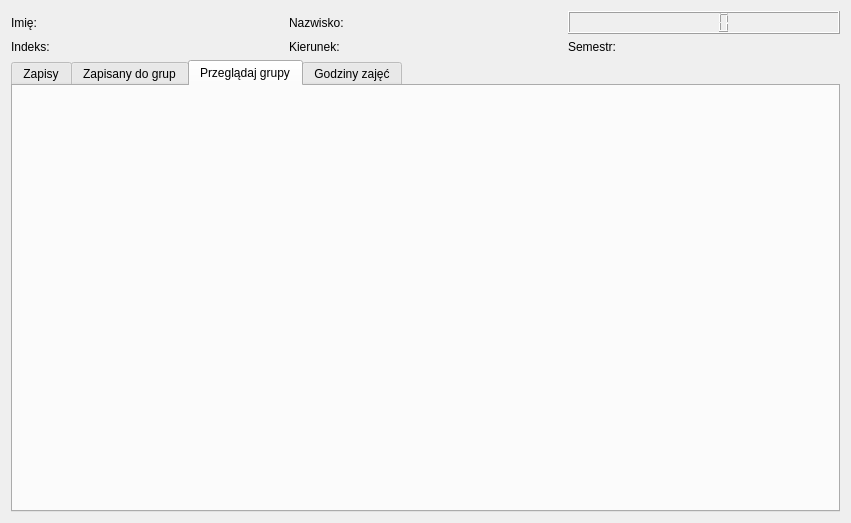
Before: the Qt Designer form qtdatabase/studentokno.ui in pmazurek300/QtDatabase, drawn with Qt 5.
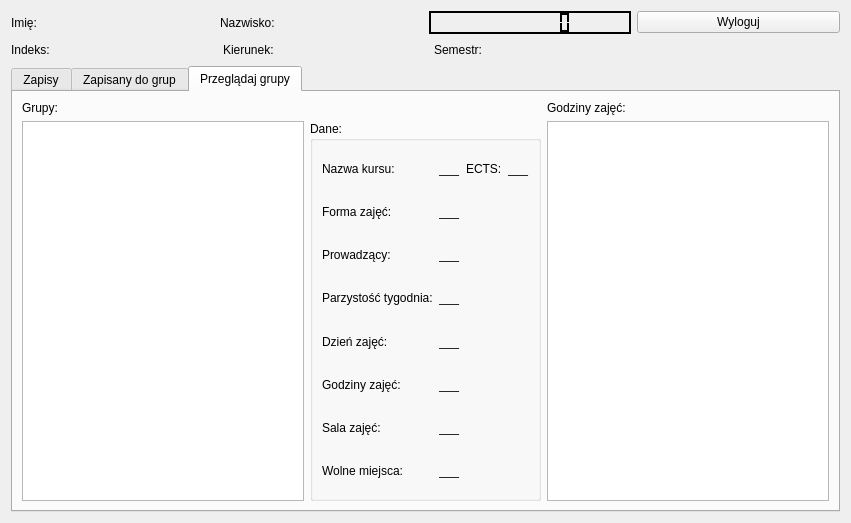
After: the same form once the commit is applied. The open tabs and pages were chosen to show the change.

```diff
--- a/qtdatabase/studentokno.ui
+++ b/qtdatabase/studentokno.ui
@@ -31,7 +31,463 @@
       </widget>
      </item>
      <item>
-      <widget class="QLCDNumber" name="zegar"/>
+      <widget class="QLCDNumber" name="zegar">
+       <property name="palette">
+        <palette>
+         <active>
+          <colorrole role="WindowText">
+           <brush brushstyle="SolidPattern">
+            <color alpha="255">
+             <red>255</red>
+             <green>255</green>
+             <blue>255</blue>
+            </color>
+           </brush>
+          </colorrole>
+          <colorrole role="Button">
+           <brush brushstyle="SolidPattern">
+            <color alpha="255">
+             <red>0</red>
+             <green>0</green>
+             <blue>0</blue>
+            </color>
+           </brush>
+          </colorrole>
+          <colorrole role="Light">
+           <brush brushstyle="SolidPattern">
+            <color alpha="255">
+             <red>0</red>
+             <green>0</green>
+             <blue>0</blue>
+            </color>
+           </brush>
+          </colorrole>
+          <colorrole role="Midlight">
+           <brush brushstyle="SolidPattern">
+            <color alpha="255">
+             <red>0</red>
+             <green>0</green>
+             <blue>0</blue>
+            </color>
+           </brush>
+          </colorrole>
+          <colorrole role="Dark">
+           <brush brushstyle="SolidPattern">
+            <color alpha="255">
+             <red>0</red>
+             <green>0</green>
+             <blue>0</blue>
+            </color>
+           </brush>
+          </colorrole>
+          <colorrole role="Mid">
+           <brush brushstyle="SolidPattern">
+            <color alpha="255">
+             <red>0</red>
+             <green>0</green>
+             <blue>0</blue>
+            </color>
+           </brush>
+          </colorrole>
+          <colorrole role="Text">
+           <brush brushstyle="SolidPattern">
+            <color alpha="255">
+             <red>255</red>
+             <green>255</green>
+             <blue>255</blue>
+            </color>
+           </brush>
+          </colorrole>
+          <colorrole role="BrightText">
+           <brush brushstyle="SolidPattern">
+            <color alpha="255">
+             <red>255</red>
+             <green>255</green>
+             <blue>255</blue>
+            </color>
+           </brush>
+          </colorrole>
+          <colorrole role="ButtonText">
+           <brush brushstyle="SolidPattern">
+            <color alpha="255">
+             <red>255</red>
+             <green>255</green>
+             <blue>255</blue>
+            </color>
+           </brush>
+          </colorrole>
+          <colorrole role="Base">
+           <brush brushstyle="SolidPattern">
+            <color alpha="255">
+             <red>0</red>
+             <green>0</green>
+             <blue>0</blue>
+            </color>
+           </brush>
+          </colorrole>
+          <colorrole role="Window">
+           <brush brushstyle="SolidPattern">
+            <color alpha="255">
+             <red>0</red>
+             <green>0</green>
+             <blue>0</blue>
+            </color>
+           </brush>
+          </colorrole>
+          <colorrole role="Shadow">
+           <brush brushstyle="SolidPattern">
+            <color alpha="255">
+             <red>0</red>
+             <green>0</green>
+             <blue>0</blue>
+            </color>
+           </brush>
+          </colorrole>
+          <colorrole role="AlternateBase">
+           <brush brushstyle="SolidPattern">
+            <color alpha="255">
+             <red>0</red>
+             <green>0</green>
+             <blue>0</blue>
+            </color>
+           </brush>
+          </colorrole>
+          <colorrole role="ToolTipBase">
+           <brush brushstyle="SolidPattern">
+            <color alpha="255">
+             <red>255</red>
+             <green>255</green>
+             <blue>220</blue>
+            </color>
+           </brush>
+          </colorrole>
+          <colorrole role="ToolTipText">
+           <brush brushstyle="SolidPattern">
+            <color alpha="255">
+             <red>0</red>
+             <green>0</green>
+             <blue>0</blue>
+            </color>
+           </brush>
+          </colorrole>
+          <colorrole role="PlaceholderText">
+           <brush brushstyle="SolidPattern">
+            <color alpha="128">
+             <red>255</red>
+             <green>255</green>
+             <blue>255</blue>
+            </color>
+           </brush>
+          </colorrole>
+         </active>
+         <inactive>
+          <colorrole role="WindowText">
+           <brush brushstyle="SolidPattern">
+            <color alpha="255">
+             <red>255</red>
+             <green>255</green>
+             <blue>255</blue>
+            </color>
+           </brush>
+          </colorrole>
+          <colorrole role="Button">
+           <brush brushstyle="SolidPattern">
+            <color alpha="255">
+             <red>0</red>
+             <green>0</green>
+             <blue>0</blue>
+            </color>
+           </brush>
+          </colorrole>
+          <colorrole role="Light">
+           <brush brushstyle="SolidPattern">
+            <color alpha="255">
+             <red>0</red>
+             <green>0</green>
+             <blue>0</blue>
+            </color>
+           </brush>
+          </colorrole>
+          <colorrole role="Midlight">
+           <brush brushstyle="SolidPattern">
+            <color alpha="255">
+             <red>0</red>
+             <green>0</green>
+             <blue>0</blue>
+            </color>
+           </brush>
+          </colorrole>
+          <colorrole role="Dark">
+           <brush brushstyle="SolidPattern">
+            <color alpha="255">
+             <red>0</red>
+             <green>0</green>
+             <blue>0</blue>
+            </color>
+           </brush>
+          </colorrole>
+          <colorrole role="Mid">
+           <brush brushstyle="SolidPattern">
+            <color alpha="255">
+             <red>0</red>
+             <green>0</green>
+             <blue>0</blue>
+            </color>
+           </brush>
+          </colorrole>
+          <colorrole role="Text">
+           <brush brushstyle="SolidPattern">
+            <color alpha="255">
+             <red>255</red>
+             <green>255</green>
+             <blue>255</blue>
+            </color>
+           </brush>
+          </colorrole>
+          <colorrole role="BrightText">
+           <brush brushstyle="SolidPattern">
+            <color alpha="255">
+             <red>255</red>
+             <green>255</green>
+             <blue>255</blue>
+            </color>
+           </brush>
+          </colorrole>
+          <colorrole role="ButtonText">
+           <brush brushstyle="SolidPattern">
+            <color alpha="255">
+             <red>255</red>
+             <green>255</green>
+             <blue>255</blue>
+            </color>
+           </brush>
+          </colorrole>
+          <colorrole role="Base">
+           <brush brushstyle="SolidPattern">
+            <color alpha="255">
+             <red>0</red>
+             <green>0</green>
+             <blue>0</blue>
+            </color>
+           </brush>
+          </colorrole>
+          <colorrole role="Window">
+           <brush brushstyle="SolidPattern">
+            <color alpha="255">
+             <red>0</red>
+             <green>0</green>
+             <blue>0</blue>
+            </color>
+           </brush>
+          </colorrole>
+          <colorrole role="Shadow">
+           <brush brushstyle="SolidPattern">
+            <color alpha="255">
+             <red>0</red>
+             <green>0</green>
+             <blue>0</blue>
+            </color>
+           </brush>
+          </colorrole>
+          <colorrole role="AlternateBase">
+           <brush brushstyle="SolidPattern">
+            <color alpha="255">
+             <red>0</red>
+             <green>0</green>
+             <blue>0</blue>
+            </color>
+           </brush>
+          </colorrole>
+          <colorrole role="ToolTipBase">
+           <brush brushstyle="SolidPattern">
+            <color alpha="255">
+             <red>255</red>
+             <green>255</green>
+             <blue>220</blue>
+            </color>
+           </brush>
+          </colorrole>
+          <colorrole role="ToolTipText">
+           <brush brushstyle="SolidPattern">
+            <color alpha="255">
+             <red>0</red>
+             <green>0</green>
+             <blue>0</blue>
+            </color>
+           </brush>
+          </colorrole>
+          <colorrole role="PlaceholderText">
+           <brush brushstyle="SolidPattern">
+            <color alpha="128">
+             <red>255</red>
+             <green>255</green>
+             <blue>255</blue>
+            </color>
+           </brush>
+          </colorrole>
+         </inactive>
+         <disabled>
+          <colorrole role="WindowText">
+           <brush brushstyle="SolidPattern">
+            <color alpha="255">
+             <red>0</red>
+             <green>0</green>
+             <blue>0</blue>
+            </color>
+           </brush>
+          </colorrole>
+          <colorrole role="Button">
+           <brush brushstyle="SolidPattern">
+            <color alpha="255">
+             <red>0</red>
+             <green>0</green>
+             <blue>0</blue>
+            </color>
+           </brush>
+          </colorrole>
+          <colorrole role="Light">
+           <brush brushstyle="SolidPattern">
+            <color alpha="255">
+             <red>0</red>
+             <green>0</green>
+             <blue>0</blue>
+            </color>
+           </brush>
+          </colorrole>
+          <colorrole role="Midlight">
+           <brush brushstyle="SolidPattern">
+            <color alpha="255">
+             <red>0</red>
+             <green>0</green>
+             <blue>0</blue>
+            </color>
+           </brush>
+          </colorrole>
+          <colorrole role="Dark">
+           <brush brushstyle="SolidPattern">
+            <color alpha="255">
+             <red>0</red>
+             <green>0</green>
+             <blue>0</blue>
+            </color>
+           </brush>
+          </colorrole>
+          <colorrole role="Mid">
+           <brush brushstyle="SolidPattern">
+            <color alpha="255">
+             <red>0</red>
+             <green>0</green>
+             <blue>0</blue>
+            </color>
+           </brush>
+          </colorrole>
+          <colorrole role="Text">
+           <brush brushstyle="SolidPattern">
+            <color alpha="255">
+             <red>0</red>
+             <green>0</green>
+             <blue>0</blue>
+            </color>
+           </brush>
+          </colorrole>
+          <colorrole role="BrightText">
+           <brush brushstyle="SolidPattern">
+            <color alpha="255">
+             <red>255</red>
+             <green>255</green>
+             <blue>255</blue>
+            </color>
+           </brush>
+          </colorrole>
+          <colorrole role="ButtonText">
+           <brush brushstyle="SolidPattern">
+            <color alpha="255">
+             <red>0</red>
+             <green>0</green>
+             <blue>0</blue>
+            </color>
+           </brush>
+          </colorrole>
+          <colorrole role="Base">
+           <brush brushstyle="SolidPattern">
+            <color alpha="255">
+             <red>0</red>
+             <green>0</green>
+             <blue>0</blue>
+            </color>
+           </brush>
+          </colorrole>
+          <colorrole role="Window">
+           <brush brushstyle="SolidPattern">
+            <color alpha="255">
+             <red>0</red>
+             <green>0</green>
+             <blue>0</blue>
+            </color>
+           </brush>
+          </colorrole>
+          <colorrole role="Shadow">
+           <brush brushstyle="SolidPattern">
+            <color alpha="255">
+             <red>0</red>
+             <green>0</green>
+             <blue>0</blue>
+            </color>
+           </brush>
+          </colorrole>
+          <colorrole role="AlternateBase">
+           <brush brushstyle="SolidPattern">
+            <color alpha="255">
+             <red>0</red>
+             <green>0</green>
+             <blue>0</blue>
+            </color>
+           </brush>
+          </colorrole>
+          <colorrole role="ToolTipBase">
+           <brush brushstyle="SolidPattern">
+            <color alpha="255">
+             <red>255</red>
+             <green>255</green>
+             <blue>220</blue>
+            </color>
+           </brush>
+          </colorrole>
+          <colorrole role="ToolTipText">
+           <brush brushstyle="SolidPattern">
+            <color alpha="255">
+             <red>0</red>
+             <green>0</green>
+             <blue>0</blue>
+            </color>
+           </brush>
+          </colorrole>
+          <colorrole role="PlaceholderText">
+           <brush brushstyle="SolidPattern">
+            <color alpha="128">
+             <red>255</red>
+             <green>255</green>
+             <blue>255</blue>
+            </color>
+           </brush>
+          </colorrole>
+         </disabled>
+        </palette>
+       </property>
+       <property name="smallDecimalPoint">
+        <bool>false</bool>
+       </property>
+       <property name="digitCount">
+        <number>8</number>
+       </property>
+      </widget>
+     </item>
+     <item>
+      <widget class="QPushButton" name="wyloguj">
+       <property name="text">
+        <string>Wyloguj</string>
+       </property>
+      </widget>
      </item>
     </layout>
    </item>
@@ -58,6 +514,22 @@
        </property>
       </widget>
      </item>
+     <item>
+      <spacer name="horizontalSpacer_2">
+       <property name="orientation">
+        <enum>Qt::Horizontal</enum>
+       </property>
+       <property name="sizeType">
+        <enum>QSizePolicy::Fixed</enum>
+       </property>
+       <property name="sizeHint" stdset="0">
+        <size>
+         <width>200</width>
+         <height>20</height>
+        </size>
+       </property>
+      </spacer>
+     </item>
     </layout>
    </item>
    <item>
@@ -410,10 +882,10 @@
             </property>
            </widget>
           </item>
-          <item row="1" column="4">
-           <widget class="QLabel" name="label_21">
+          <item row="0" column="3">
+           <widget class="QLabel" name="label_16">
             <property name="text">
-             <string>____</string>
+             <string>ECTS:</string>
             </property>
            </widget>
           </item>
@@ -512,11 +984,163 @@
       <attribute name="title">
        <string>Przeglądaj grupy</string>
       </attribute>
-     </widget>
-     <widget class="QWidget" name="tab">
-      <attribute name="title">
-       <string>Godziny zajęć</string>
-      </attribute>
+      <layout class="QGridLayout" name="gridLayout_5">
+       <item row="1" column="1">
+        <widget class="QGroupBox" name="groupBox_3">
+         <property name="title">
+          <string>Dane:</string>
+         </property>
+         <layout class="QGridLayout" name="gridLayout_6">
+          <item row="6" column="0">
+           <widget class="QLabel" name="label_36">
+            <property name="text">
+             <string>Sala zajęć:</string>
+            </property>
+           </widget>
+          </item>
+          <item row="5" column="1">
+           <widget class="QLabel" name="godz_przeg">
+            <property name="text">
+             <string>___</string>
+            </property>
+           </widget>
+          </item>
+          <item row="1" column="1">
+           <widget class="QLabel" name="forma_zajec_przeg">
+            <property name="text">
+             <string>___</string>
+            </property>
+           </widget>
+          </item>
+          <item row="2" column="1">
+           <widget class="QLabel" name="prowadzacy_przeg">
+            <property name="text">
+             <string>___</string>
+            </property>
+           </widget>
+          </item>
+          <item row="7" column="1">
+           <widget class="QLabel" name="wolne_przeg">
+            <property name="text">
+             <string>___</string>
+            </property>
+           </widget>
+          </item>
+          <item row="5" column="0">
+           <widget class="QLabel" name="label_35">
+            <property name="text">
+             <string>Godziny zajęć:</string>
+            </property>
+           </widget>
+          </item>
+          <item row="1" column="0">
+           <widget class="QLabel" name="label_20">
+            <property name="text">
+             <string>Forma zajęć:</string>
+            </property>
+           </widget>
+          </item>
+          <item row="7" column="0">
+           <widget class="QLabel" name="label_37">
+            <property name="text">
+             <string>Wolne miejsca:</string>
+            </property>
+           </widget>
+          </item>
+          <item row="6" column="1">
+           <widget class="QLabel" name="sala_przeg">
+            <property name="text">
+             <string>___</string>
+            </property>
+           </widget>
+          </item>
+          <item row="3" column="0">
+           <widget class="QLabel" name="label_31">
+            <property name="text">
+             <string>Parzystość tygodnia:</string>
+            </property>
+           </widget>
+          </item>
+          <item row="4" column="0">
+           <widget class="QLabel" name="label_33">
+            <property name="text">
+             <string>Dzień zajęć:</string>
+            </property>
+           </widget>
+          </item>
+          <item row="3" column="1">
+           <widget class="QLabel" name="parzystosc_przeg">
+            <property name="text">
+             <string>___</string>
+            </property>
+           </widget>
+          </item>
+          <item row="2" column="0">
+           <widget class="QLabel" name="label_19">
+            <property name="text">
+             <string>Prowadzący:</string>
+            </property>
+           </widget>
+          </item>
+          <item row="4" column="1">
+           <widget class="QLabel" name="dzien_przeg">
+            <property name="text">
+             <string>___</string>
+            </property>
+           </widget>
+          </item>
+          <item row="0" column="0">
+           <widget class="QLabel" name="label_21">
+            <property name="text">
+             <string>Nazwa kursu:</string>
+            </property>
+           </widget>
+          </item>
+          <item row="0" column="1">
+           <widget class="QLabel" name="nazwa_kursu_przeg">
+            <property name="text">
+             <string>___</string>
+            </property>
+           </widget>
+          </item>
+          <item row="0" column="2">
+           <widget class="QLabel" name="label_25">
+            <property name="text">
+             <string>ECTS:</string>
+            </property>
+           </widget>
+          </item>
+          <item row="0" column="3">
+           <widget class="QLabel" name="ects_przeg">
+            <property name="text">
+             <string>___</string>
+            </property>
+           </widget>
+          </item>
+         </layout>
+        </widget>
+       </item>
+       <item row="1" column="0">
+        <widget class="QListWidget" name="grupy_przeg"/>
+       </item>
+       <item row="0" column="0">
+        <widget class="QLabel" name="label_17">
+         <property name="text">
+          <string>Grupy:</string>
+         </property>
+        </widget>
+       </item>
+       <item row="0" column="2">
+        <widget class="QLabel" name="label_13">
+         <property name="text">
+          <string>Godziny zajęć:</string>
+         </property>
+        </widget>
+       </item>
+       <item row="1" column="2">
+        <widget class="QListWidget" name="godziny_zajec_przeg"/>
+       </item>
+      </layout>
      </widget>
     </widget>
    </item>
```
Left out of the diff: 543 changed lines with no effect on the pictures.
